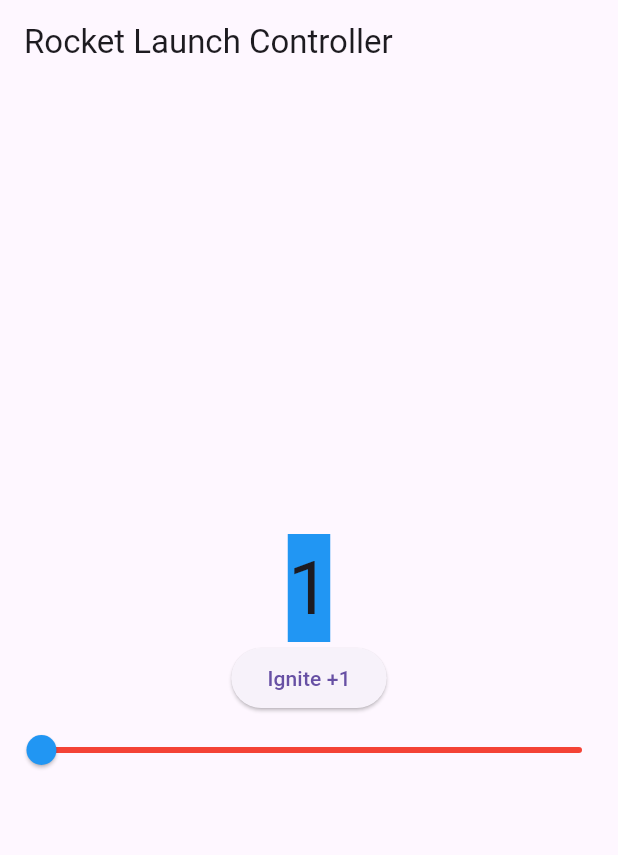
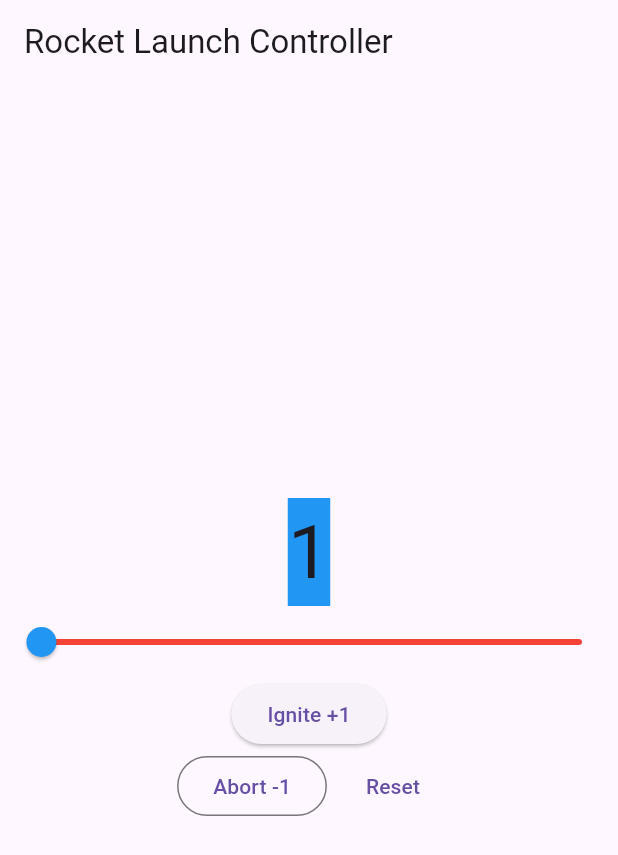
Before and after one commit to kp0430/rocketapp, a Flutter app: the screen it shows after launch, after a tap on "Ignite +1", on a phone screen of 412 x 824 dp. Shown: the top 855 px of the screen. Run offline on Flutter 3.47's test engine with Material 3 defaults, Android fonts, the phone set to English and light mode, and no system bars.

Commit message:
Task 2: Abort & Reset Buttons

```diff
--- a/lib/main.dart
+++ b/lib/main.dart
@@ -32,8 +32,23 @@
   // Task 1: method to increase counter by 1
   void _ignite() {
     setState(() {
-      // clamp value so it never goes above 100
-      _counter = (_counter + 1).clamp(0, 100);
+      // NOTE: Task 1 does not require a max cap
+      _counter = _counter + 1;
+    });
+  }
+
+  // Task 2: method to decrease counter by 1 (never below 0)
+  void _abort() {
+    setState(() {
+      _counter = _counter - 1;
+      if (_counter < 0) _counter = 0; // prevent negative fuel
+    });
+  }
+
+  // Task 2: method to reset counter to 0
+  void _reset() {
+    setState(() {
+      _counter = 0;
     });
   }
 
@@ -58,17 +73,11 @@
             ),
           ),
 
-          // Ignite button (Task 1)
-          ElevatedButton(
-            onPressed: _ignite,
-            child: const Text("Ignite +1"),
-          ),
-
           // slider to adjust the counter value
           Slider(
             min: 0,
             max: 100,
-            value: _counter.toDouble(),
+            value: _counter.toDouble().clamp(0, 100),
             onChanged: (double value) {
               setState(() {
                 _counter = value.toInt();
@@ -77,6 +86,28 @@
             activeColor: Colors.blue,
             inactiveColor: Colors.red,
           ),
+
+          // Ignite button (Task 1) — placed BELOW the slider per requirement
+          ElevatedButton(
+            onPressed: _ignite,
+            child: const Text("Ignite +1"),
+          ),
+
+          // Task 2: Abort (decrement) and Reset buttons
+          Row(
+            mainAxisAlignment: MainAxisAlignment.center,
+            children: [
+              OutlinedButton(
+                onPressed: _abort,
+                child: const Text('Abort -1'),
+              ),
+              const SizedBox(width: 12),
+              TextButton(
+                onPressed: _reset,
+                child: const Text('Reset'),
+              ),
+            ],
+          ),
         ],
       ),
     );
```
